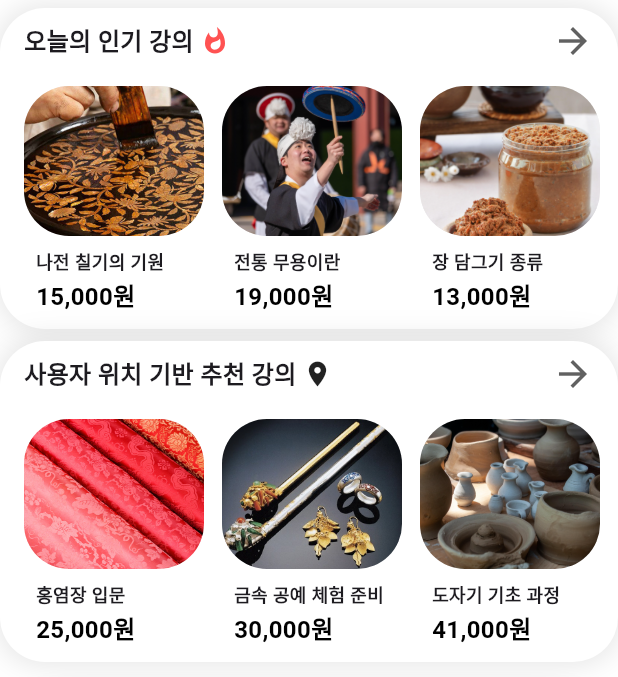
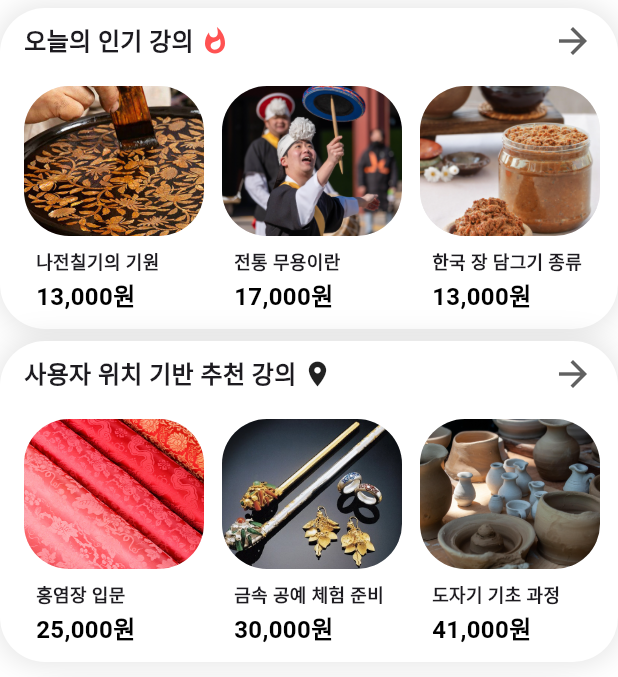
Before and after one commit to K-Hackathon-01z/eum-front, a Flutter app: the RootScreen screen opened by its route, on a phone screen of 412 x 824 dp, the part 97-774 px from its top. Run offline on Flutter 3.47's test engine with Material 3 defaults, Android fonts, the phone set to English and light mode, and no system bars; our stand-ins replace flutter_svg; network calls fail; Roboto replaces fonts that are missing (Inter).

Commit message:
refactor: "onedayClass와 home 의 강의 데이터 공유"

```diff
--- a/lib/screens/user/home/home.dart
+++ b/lib/screens/user/home/home.dart
@@ -1,3 +1,4 @@
+import 'package:eum_demo/screens/user/home/oneday_class/oneday_class.dart';
 import 'package:flutter/material.dart';
 import 'package:flutter_svg/flutter_svg.dart';
 import 'package:eum_demo/widgets/user/navigation.dart';
@@ -160,17 +161,15 @@ class HomeScreen extends StatelessWidget {
                     child: ListView.separated(
                       scrollDirection: Axis.horizontal,
                       padding: const EdgeInsets.symmetric(horizontal: 16),
-                      itemCount: 3,
+                      itemCount: OnedayClassScreen.classDataByCategory['인기']?.length ?? 3,
                       separatorBuilder: (_, __) => const SizedBox(width: 12),
                       itemBuilder: (context, index) {
-                        // 샘플 데이터, 실제로는 서버 데이터 등으로 대체 가능
-                        final classData = [
-                          {'image': 'assets/images/home/home01.png', 'desc': '나전 칠기의 기원', 'price': '15,000원'},
-                          {'image': 'assets/images/home/home02.png', 'desc': '전통 무용이란', 'price': '19,000원'},
-                          {'image': 'assets/images/home/home03.png', 'desc': '장 담그기 종류', 'price': '13,000원'},
-                        ];
-                        final data = classData[index % classData.length];
-                        return HomeCard(imagePath: data['image']!, description: data['desc']!, price: data['price']!);
+                        final data = OnedayClassScreen.classDataByCategory['인기']![index];
+                        return HomeCard(
+                          imagePath: data['image'] ?? '',
+                          title: data['title'] ?? '',
+                          price: data['price'] ?? '',
+                        );
                       },
                     ),
                   ),
@@ -234,7 +233,7 @@ class HomeScreen extends StatelessWidget {
                           {'image': 'assets/images/home/home06.png', 'desc': '도자기 기초 과정', 'price': '41,000원'},
                         ];
                         final data = classData[index % classData.length];
-                        return HomeCard(imagePath: data['image']!, description: data['desc']!, price: data['price']!);
+                        return HomeCard(imagePath: data['image']!, title: data['desc']!, price: data['price']!);
                       },
                     ),
                   ),
--- a/lib/widgets/user/home_card.dart
+++ b/lib/widgets/user/home_card.dart
@@ -2,10 +2,10 @@ import 'package:flutter/material.dart';
 
 class HomeCard extends StatelessWidget {
   final String imagePath;
-  final String description;
+  final String title;
   final String price;
 
-  const HomeCard({super.key, required this.imagePath, required this.description, required this.price});
+  const HomeCard({super.key, required this.imagePath, required this.title, required this.price});
 
   @override
   Widget build(BuildContext context) {
@@ -31,7 +31,7 @@ class HomeCard extends StatelessWidget {
               crossAxisAlignment: CrossAxisAlignment.start,
               children: [
                 Text(
-                  description,
+                  title,
                   style: const TextStyle(fontSize: 12, fontWeight: FontWeight.bold),
                   maxLines: 2,
                   overflow: TextOverflow.ellipsis,
```
Also changed, not shown: lib/screens/user/home/oneday_class/oneday_class.dart (+19 -19 lines).
